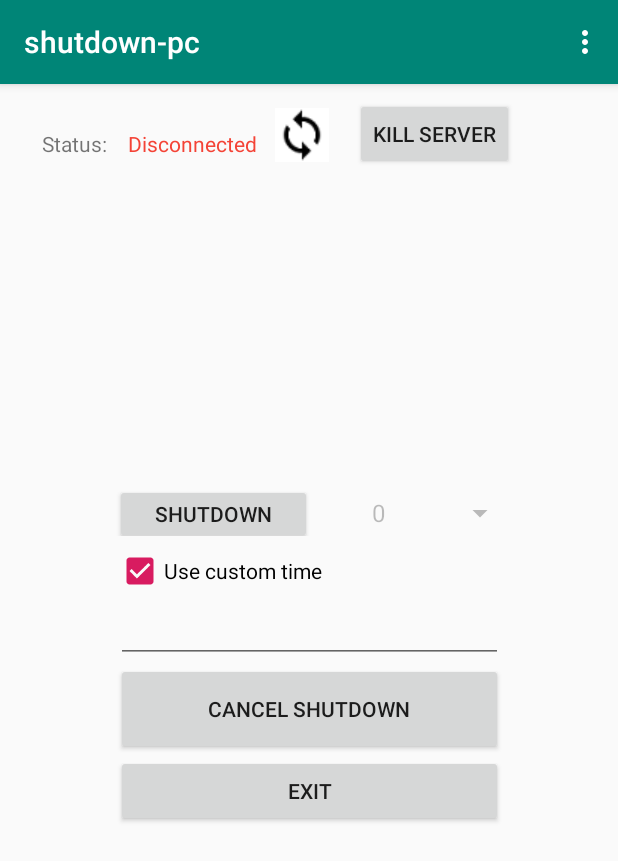
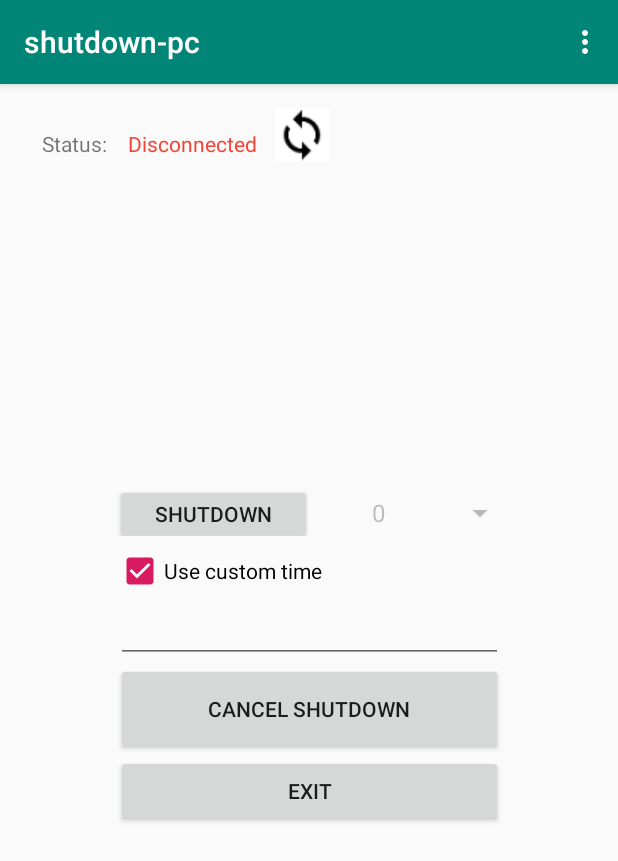
Before and after one commit to vladislav-larionov/shutdown-pc, an Android app: the screen it shows after launch (MainActivity), after a tap on an icon or button, on a phone screen of 412 x 824 dp. Shown: the top 861 px of the screen. Run offline under Robolectric (Android 15) with nearby library versions, the phone set to English and light mode, and no system bars; network calls fail; 3 other taps on this screen came first.

Commit message:
Remove the close_server button from client

```diff
--- a/shutdown-pc-android-client/app/src/main/java/com/example/shutdown_pc/MainActivity.java
+++ b/shutdown-pc-android-client/app/src/main/java/com/example/shutdown_pc/MainActivity.java
@@ -30,7 +30,6 @@ public class MainActivity extends AppCompatActivity
     private String SERVER_ADDRESS = "http://192.168.1.44:5000";
     private String CONNECT_URL = SERVER_ADDRESS + "/connect";
     private String SHUTDOWN_URL = SERVER_ADDRESS + "/shutdown";
-    private String KILL_SERVER_URL = SERVER_ADDRESS + "/close_server";
     private String CANCEL_SHUTDOWN_URL = SERVER_ADDRESS + "/shutdown_cancel";
     private String SHUTDOWN_AFTER_URL = SERVER_ADDRESS + "/shutdown?time=";
 
@@ -75,12 +74,6 @@ public class MainActivity extends AppCompatActivity
     public void onClickConnect(View view)
     {
         new ConnectTask().execute(CONNECT_URL);
-    }
-
-    public void onClickKillServer(View view)
-    {
-        new RequestTask().execute(KILL_SERVER_URL);
-        setStatus(false);
     }
 
     private Integer readTime()
--- a/shutdown-pc-android-client/app/src/main/res/layout/activity_main.xml
+++ b/shutdown-pc-android-client/app/src/main/res/layout/activity_main.xml
@@ -114,15 +114,4 @@
 
     </LinearLayout>
 
-    <Button
-        android:id = "@+id/killServer"
-        android:layout_width = "wrap_content"
-        android:layout_height = "wrap_content"
-        android:layout_marginStart = "17dp"
-        android:layout_marginTop = "9dp"
-        android:text = "@string/killServer"
-        android:onClick="onClickKillServer"
-        app:layout_constraintStart_toEndOf = "@+id/imageButton"
-        app:layout_constraintTop_toTopOf = "parent" />
-
 </androidx.constraintlayout.widget.ConstraintLayout>
```
